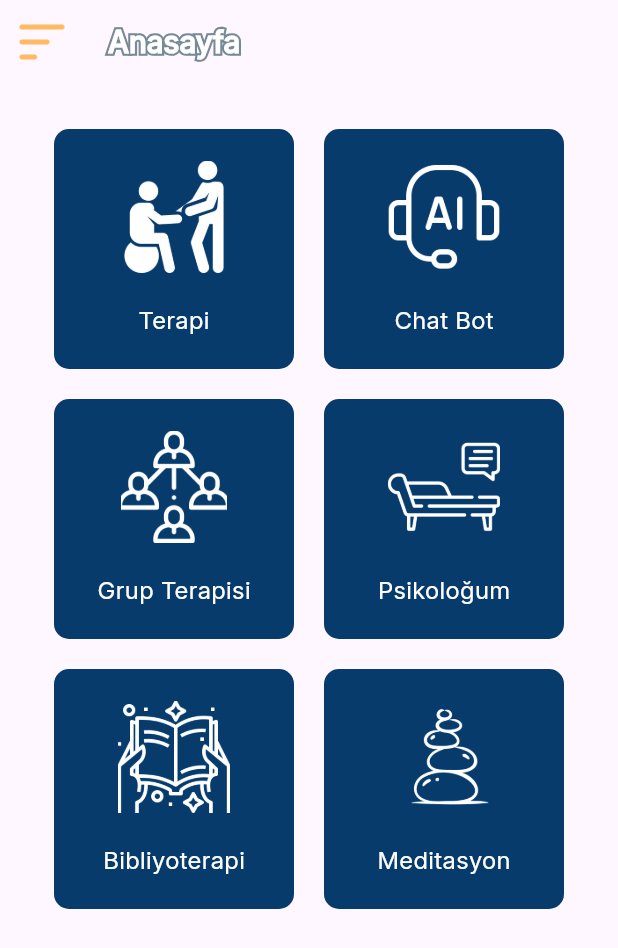
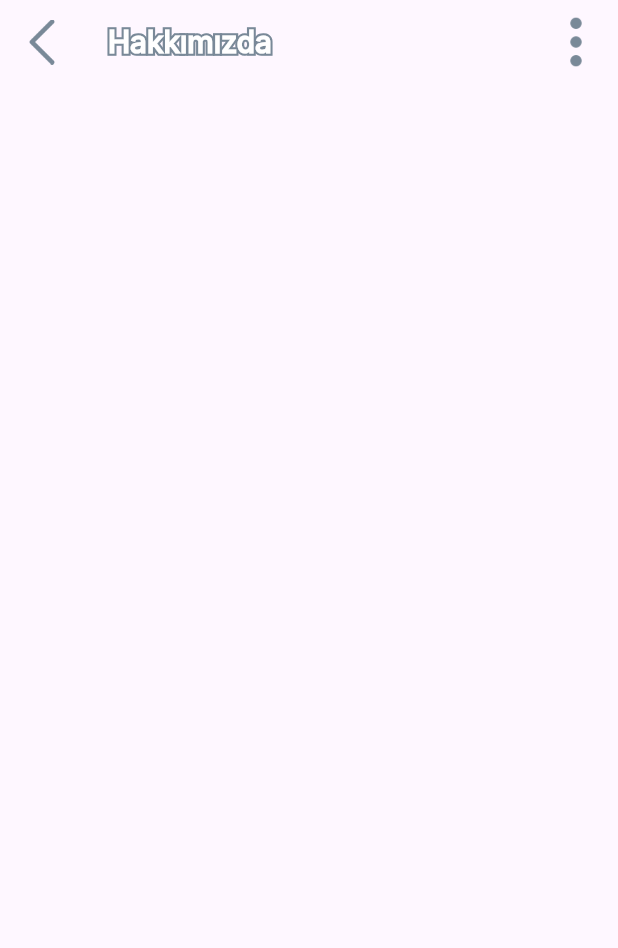
Before and after one commit to tugba0278/Benle-Kal, a Flutter app: the StudentHomePage screen opened by its route, in the side drawer, after a tap on "Hakkımızda", on a phone screen of 412 x 824 dp. Shown: the top 948 px of the screen. Run offline on Flutter 3.47's test engine with Material 3 defaults, Android fonts, the light colour scheme and no system bars; our stand-ins replace firebase_auth, firebase_core; accounts and stored records are empty.

Commit message:
enddrawer widger created and about page created

```diff
--- a/lib/design-classes-widgets/drawer_widget.dart
+++ b/lib/design-classes-widgets/drawer_widget.dart
@@ -1,6 +1,8 @@
 import 'package:flutter/material.dart';
 import 'package:psychology_app/design-classes-widgets/drawer_line_container.dart';
 import 'package:psychology_app/design-classes-widgets/logo_image.dart';
+import 'package:psychology_app/error-dialogs/student_logout_dialog.dart';
+import 'package:psychology_app/routes.dart';
 import 'package:psychology_app/styles.dart';
 
 class DrawerWidget extends StatelessWidget {
@@ -86,7 +88,7 @@ class DrawerWidget extends StatelessWidget {
                   ),
                   contentPadding: contentAligment,
                   onTap: () {
-                    Navigator.pop(context);
+                    Navigator.pushNamed(context, aboutRoutePage);
                   },
                 ),
                 drawerLine.buildDrawerLine(context),
@@ -119,7 +121,7 @@ class DrawerWidget extends StatelessWidget {
                   ),
                   contentPadding: contentAligment,
                   onTap: () {
-                    Navigator.pop(context);
+                    LogoutDialog.showLogOutDialog(context);
                   },
                 ),
               ],
--- a/lib/main.dart
+++ b/lib/main.dart
@@ -1,6 +1,7 @@
 import 'package:firebase_core/firebase_core.dart';
 import 'package:flutter/material.dart';
 import 'package:psychology_app/firebase_options.dart';
+import 'package:psychology_app/pages/about.dart';
 import 'package:psychology_app/pages/login_options_page.dart';
 import 'package:psychology_app/pages/login_psychologist_page.dart';
 import 'package:psychology_app/pages/login_student_page.dart';
@@ -36,6 +37,7 @@ class MyApp extends StatelessWidget {
             const RegisterPsychologistPage(),
         studentHomePageRoute: (context) => const StudentHomePage(),
         psychologHomePageRoute: (context) => const PsychologHomePage(),
+        aboutRoutePage: (context) => const About(),
       },
     );
   }
--- /dev/null
+++ b/lib/pages/about.dart
@@ -0,0 +1,39 @@
+import 'package:flutter/material.dart';
+import 'package:psychology_app/design-classes-widgets/endDrawer_widget.dart';
+import 'package:psychology_app/design-classes-widgets/stroke_text_widget.dart';
+import 'package:psychology_app/styles.dart';
+
+class About extends StatefulWidget {
+  const About({super.key});
+
+  @override
+  State<About> createState() => _About();
+}
+
+class _About extends State<About> {
+  @override
+  Widget build(BuildContext context) {
+    return Scaffold(
+      appBar: AppBar(
+        title: const StrokeText(text: "Hakkımızda"),
+        leading: IconButton(
+            onPressed: () {
+              Navigator.pop(context);
+            },
+            icon: backVectorStyle),
+        actions: [
+          Builder(
+              builder: (context) => IconButton(
+                  onPressed: () {
+                    Scaffold.of(context).openEndDrawer();
+                  },
+                  icon: menuVectorStyle))
+        ],
+      ),
+      endDrawer: EndDrawerWidget(),
+      body: const SingleChildScrollView(
+        child: Column(),
+      ),
+    );
+  }
+}
--- a/lib/routes.dart
+++ b/lib/routes.dart
@@ -6,8 +6,9 @@ const loginStudentPageRoute = "/login-student";
 const registerStudentPageRoute = "/register-student";
 const loginPsychologistPageRoute = "/login-psychologist";
 const registerPsychologistPageRoute = "/register-psychologist";
-const studentHomePageRoute = "/student/home-page";
+const studentHomePageRoute = "/student-home-page";
 const psychologHomePageRoute = "/psycholog-home-page";
+const aboutRoutePage = "/about";
 
 const gridItemsList = [
   HomePageGrid(
--- a/lib/styles.dart
+++ b/lib/styles.dart
@@ -138,8 +138,8 @@ const drawerTextStyle = TextStyle(
 
 final backVectorStyle = Image.asset(
   'lib/assets/vector/back.png',
-  height: 35,
-  width: 35,
+  height: 30,
+  width: 30,
 );
 
 final psychologLogoStyle = Image.asset(
@@ -153,3 +153,21 @@ final homeMenuVectorStyle = Image.asset(
   height: 40,
   width: 40,
 );
+
+final menuVectorStyle = Image.asset(
+  'lib/assets/images/menu-vector.png',
+  width: 40,
+  height: 40,
+);
+
+final homeIcon = Image.asset(
+  'lib/assets/images/home-icon.png',
+  height: 25,
+  width: 25,
+);
+
+final logoutIcon = Image.asset(
+  'lib/assets/images/logout.png',
+  width: 25,
+  height: 25,
+);
```
Also changed, not shown: lib/design-classes-widgets/endDrawer_widget.dart (added, +73 -0 lines), lib/error-dialogs/student_logout_dialog.dart (added, +52 -0 lines), lib/assets/images/home-icon.png (added), lib/assets/images/logout.png (added), lib/assets/images/menu-vector.png (added).
